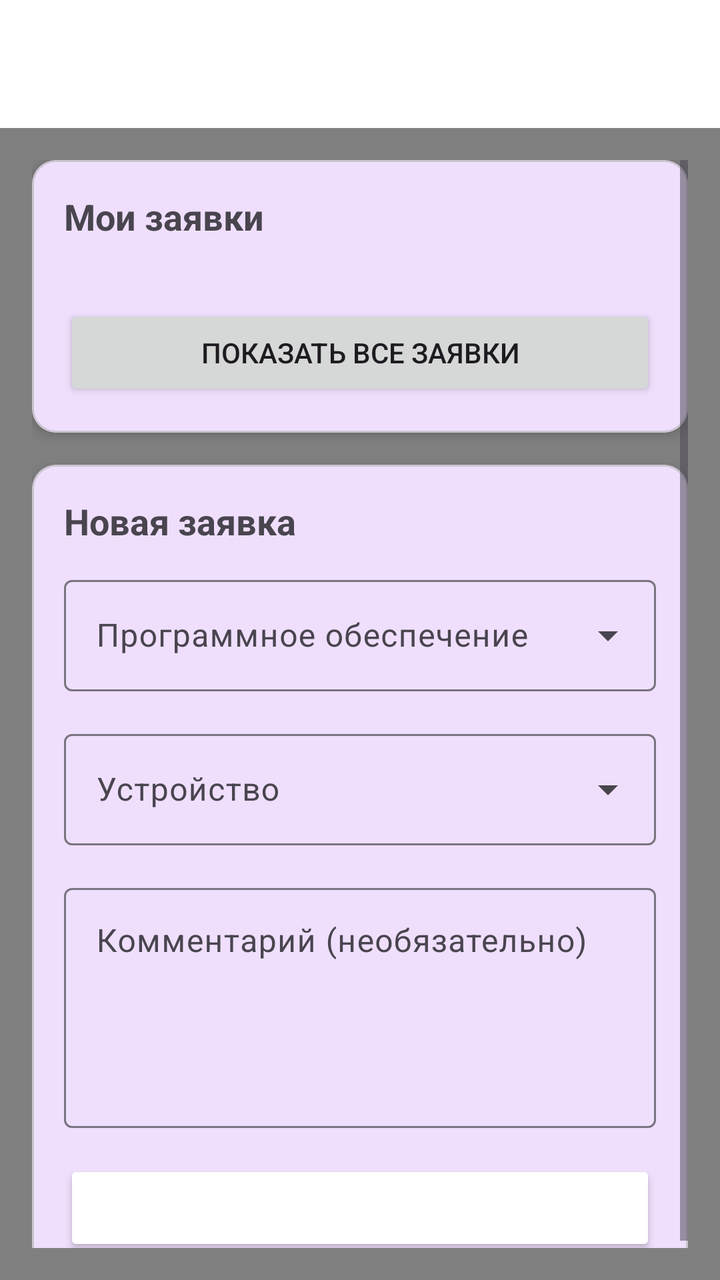
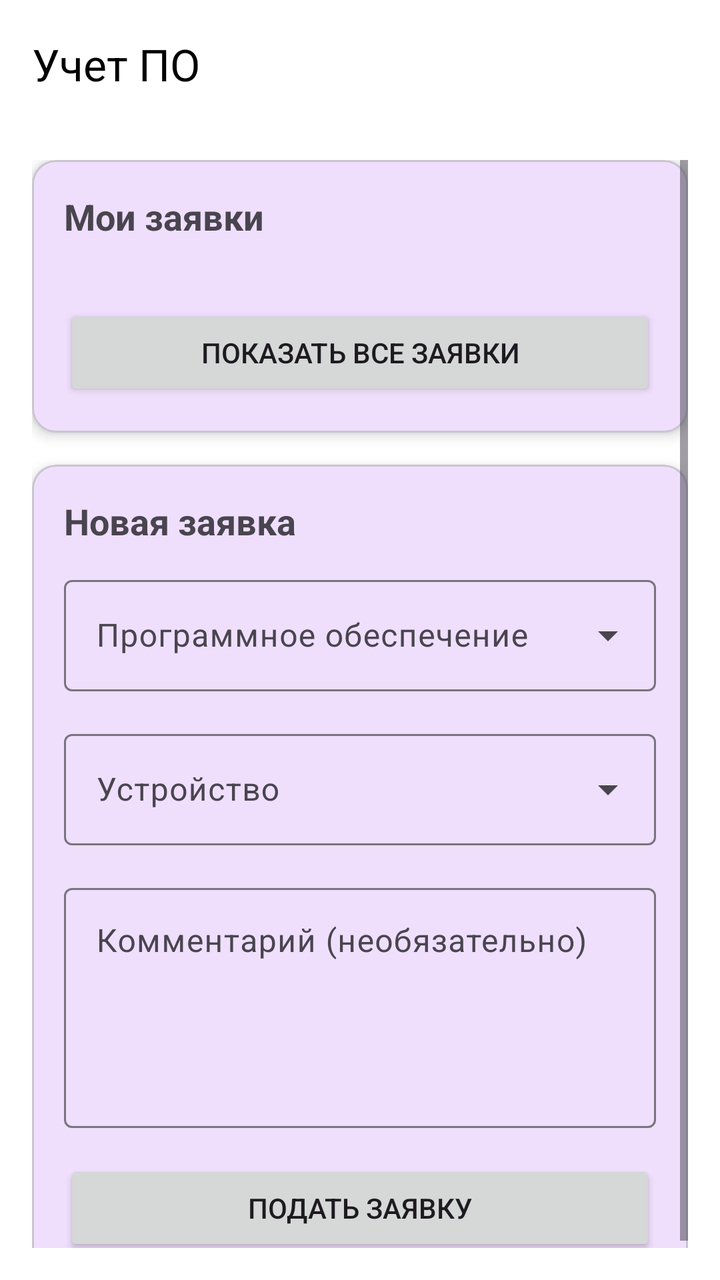

Screens rendered from an Android XML layout before and after an edit, with the pre-edit source and the edit as a unified diff.
<!-- AndroidManifest.xml: application theme Theme.SoftwareAccountingAndroid -->
<!-- res/layout/activity_user_main.xml -->
<?xml version="1.0" encoding="utf-8"?>
<LinearLayout xmlns:android="http://schemas.android.com/apk/res/android"
    xmlns:app="http://schemas.android.com/apk/res-auto"
    android:layout_width="match_parent"
    android:layout_height="match_parent"
    android:orientation="vertical"
    android:background="@color/gray">

    <com.google.android.material.appbar.MaterialToolbar
        android:id="@+id/toolbar"
        android:layout_width="match_parent"
        android:layout_height="?attr/actionBarSize"
        android:background="@color/white"
        app:title="Учет ПО"
        app:titleTextColor="@color/white" />

    <ScrollView
        android:layout_width="match_parent"
        android:layout_height="match_parent"
        android:padding="16dp">

        <LinearLayout
            android:layout_width="match_parent"
            android:layout_height="wrap_content"
            android:orientation="vertical">

            
            <com.google.android.material.card.MaterialCardView
                android:layout_width="match_parent"
                android:layout_height="wrap_content"
                android:layout_marginBottom="16dp"
                app:cardCornerRadius="12dp"
                app:cardElevation="4dp">

                <LinearLayout
                    android:layout_width="match_parent"
                    android:layout_height="wrap_content"
                    android:orientation="vertical"
                    android:padding="16dp">

                    <TextView
                        android:layout_width="match_parent"
                        android:layout_height="wrap_content"
                        android:text="Мои заявки"
                        android:textSize="18sp"
                        android:textStyle="bold"
                        android:layout_marginBottom="12dp" />

                    <androidx.recyclerview.widget.RecyclerView
                        android:id="@+id/rvRequests"
                        android:layout_width="match_parent"
                        android:layout_height="wrap_content"
                        android:layout_marginBottom="12dp" />

                    <TextView
                        android:id="@+id/tvNoRequests"
                        android:layout_width="match_parent"
                        android:layout_height="wrap_content"
                        android:text="У вас пока нет заявок"
                        android:gravity="center"
                        android:padding="16dp"
                        android:visibility="gone" />

                    <Button
                        android:id="@+id/btnViewAllRequests"
                        android:layout_width="match_parent"
                        android:layout_height="wrap_content"
                        android:text="Показать все заявки"
                        android:layout_marginTop="8dp" />

                </LinearLayout>

            </com.google.android.material.card.MaterialCardView>

            
            <com.google.android.material.card.MaterialCardView
                android:layout_width="match_parent"
                android:layout_height="wrap_content"
                app:cardCornerRadius="12dp"
                app:cardElevation="4dp">

                <LinearLayout
                    android:layout_width="match_parent"
                    android:layout_height="wrap_content"
                    android:orientation="vertical"
                    android:padding="16dp">

                    <TextView
                        android:layout_width="match_parent"
                        android:layout_height="wrap_content"
                        android:text="Новая заявка"
                        android:textSize="18sp"
                        android:textStyle="bold"
                        android:layout_marginBottom="12dp" />

                    
                    <com.google.android.material.textfield.TextInputLayout
                        android:layout_width="match_parent"
                        android:layout_height="wrap_content"
                        android:layout_marginBottom="16dp"
                        style="@style/Widget.Material3.TextInputLayout.OutlinedBox.ExposedDropdownMenu">

                        <AutoCompleteTextView
                            android:id="@+id/actvSoftware"
                            android:layout_width="match_parent"
                            android:layout_height="wrap_content"
                            android:hint="Программное обеспечение" />

                    </com.google.android.material.textfield.TextInputLayout>

                    
                    <com.google.android.material.textfield.TextInputLayout
                        android:layout_width="match_parent"
                        android:layout_height="wrap_content"
                        android:layout_marginBottom="16dp"
                        style="@style/Widget.Material3.TextInputLayout.OutlinedBox.ExposedDropdownMenu">

                        <AutoCompleteTextView
                            android:id="@+id/actvDevice"
                            android:layout_width="match_parent"
                            android:layout_height="wrap_content"
                            android:hint="Устройство" />

                    </com.google.android.material.textfield.TextInputLayout>

                    
                    <com.google.android.material.textfield.TextInputLayout
                        android:layout_width="match_parent"
                        android:layout_height="wrap_content"
                        android:layout_marginBottom="16dp">

                        <com.google.android.material.textfield.TextInputEditText
                            android:id="@+id/etComment"
                            android:layout_width="match_parent"
                            android:layout_height="120dp"
                            android:hint="Комментарий (необязательно)"
                            android:inputType="textMultiLine"
                            android:gravity="top"
                            android:maxLines="5" />

                    </com.google.android.material.textfield.TextInputLayout>

                    
                    <Button
                        android:id="@+id/btnSubmitRequest"
                        android:layout_width="match_parent"
                        android:layout_height="wrap_content"
                        android:text="Подать заявку"
                        android:backgroundTint="@color/white"
                        android:textColor="@color/white" />

                </LinearLayout>

            </com.google.android.material.card.MaterialCardView>

        </LinearLayout>

    </ScrollView>

</LinearLayout>
<!-- resources referenced by this layout -->
<resources>
  <color name="gray">#808080</color>
  <color name="white">#FFFFFFFF</color>
  <style name="Theme.SoftwareAccountingAndroid" parent="Base.Theme.SoftwareAccountingAndroid" />
  <style name="Base.Theme.SoftwareAccountingAndroid" parent="Theme.Material3.DayNight.NoActionBar">
          
          <item name="colorPrimary">@color/purple_500</item>
          <item name="colorPrimaryVariant">@color/purple_700</item>
          <item name="colorOnPrimary">@color/white</item>
      </style>
  <color name="purple_500">#FF6200EE</color>
  <color name="purple_700">#FF3700B3</color>
</resources>

<!-- the commit's change to res/layout/activity_user_main.xml (unified diff, before → after) -->
@@ -4,7 +4,7 @@
     android:layout_width="match_parent"
     android:layout_height="match_parent"
     android:orientation="vertical"
-    android:background="@color/gray">
+    android:background="@color/white">
 
     <com.google.android.material.appbar.MaterialToolbar
         android:id="@+id/toolbar"
@@ -12,7 +12,7 @@
         android:layout_height="?attr/actionBarSize"
         android:background="@color/white"
         app:title="Учет ПО"
-        app:titleTextColor="@color/white" />
+        app:titleTextColor="@color/black" />
 
     <ScrollView
         android:layout_width="match_parent"
@@ -145,9 +145,8 @@
                         android:id="@+id/btnSubmitRequest"
                         android:layout_width="match_parent"
                         android:layout_height="wrap_content"
-                        android:text="Подать заявку"
-                        android:backgroundTint="@color/white"
-                        android:textColor="@color/white" />
+                        android:text="Подать заявку"/>
+                        
 
                 </LinearLayout>
 
<!-- resource entries referenced after the edit -->
@@ -1,6 +1,6 @@
 <!-- resources referenced by this layout -->
 <resources>
-  <color name="gray">#808080</color>
+  <color name="black">#FF000000</color>
   <color name="white">#FFFFFFFF</color>
   <style name="Theme.SoftwareAccountingAndroid" parent="Base.Theme.SoftwareAccountingAndroid" />
   <style name="Base.Theme.SoftwareAccountingAndroid" parent="Theme.Material3.DayNight.NoActionBar">
